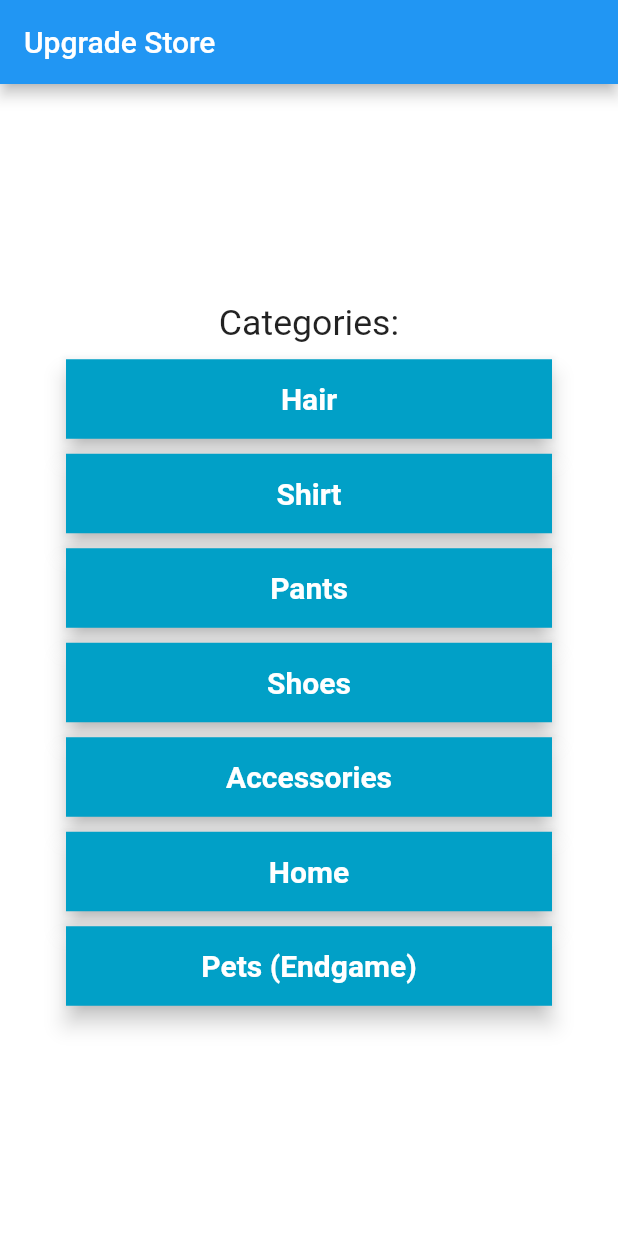
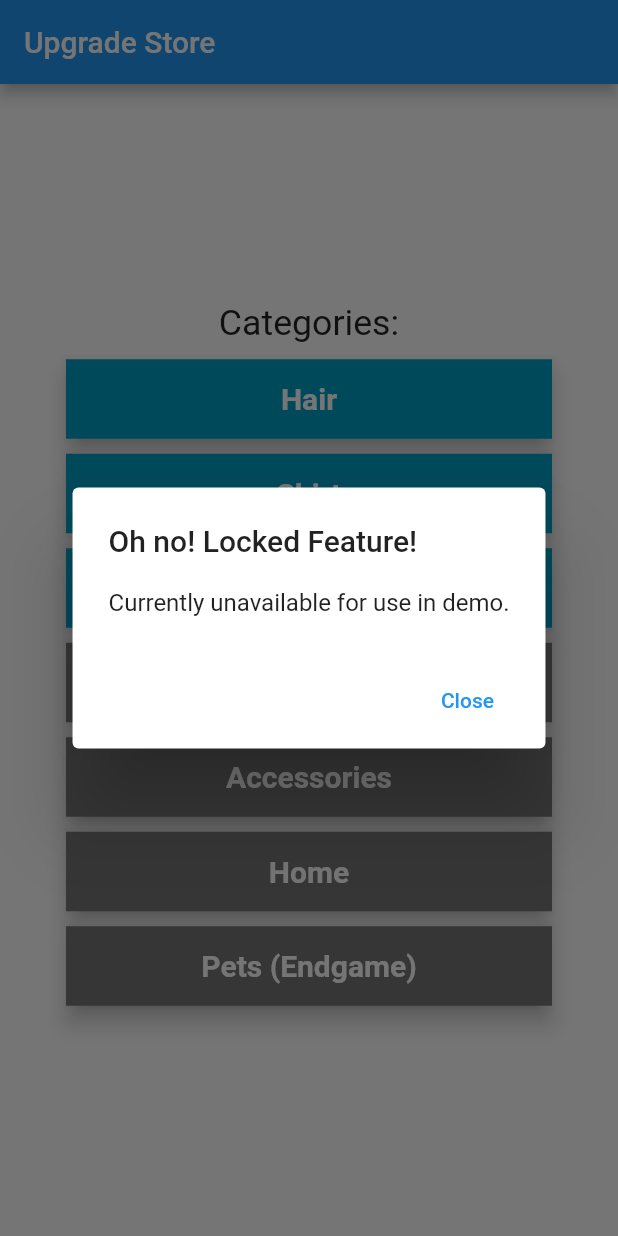
Before and after one commit to warrenchu/UofT_Hacks_2021, a Flutter app: the storeFront screen opened directly, after a tap on "Shoes", on a phone screen of 412 x 824 dp. Run offline on Flutter 3.47's test engine with Material 2 defaults, Android fonts, the phone set to English and light mode, and no system bars; our stand-ins replace shared_preferences; missing offline and left inert: flame; accounts and stored records are empty; Roboto replaces fonts that are missing (Montserrat).

Commit message:
Added many more assets and one route from store_front to store_catalogue

```diff
--- a/lib/store_front.dart
+++ b/lib/store_front.dart
@@ -1,6 +1,8 @@
 import 'package:flutter/services.dart';
 import 'package:flutter/widgets.dart';
 import 'package:flutter/material.dart';
+
+import 'store_catalogue.dart';
 
 class StoreFront extends StatelessWidget {
   @override
@@ -16,7 +18,10 @@ class StoreFront extends StatelessWidget {
 
 TextStyle style = TextStyle(fontFamily: 'Montserrat', fontSize: 20);
 
-buildMenuButton(context, prompt){
+// Routes to Catalogues
+final goToHair = StoreCatalogueHair();
+
+buildMenuButton(context, prompt, onClick){
   final tempButton = Material(
           elevation: 6.0,
           color: Color(0xff01A0C7),
@@ -24,8 +29,10 @@ buildMenuButton(context, prompt){
             minWidth: MediaQuery.of(context).size.width,
             padding: EdgeInsets.fromLTRB(20.0, 15.0, 20.0, 15.0),
             onPressed: () {
-              // the actual main method is called rungame in maingame.dart
-              // transition over to the game
+              Navigator.push(
+                context,
+                MaterialPageRoute(builder: (context) => onClick),
+              );
             },
             child: Text(prompt,
                 textAlign: TextAlign.center,
@@ -40,7 +47,7 @@ buildMenuButton(context, prompt){
 buildMenuButtonLocked(context, prompt){
   final tempButton = Material(
           elevation: 6.0,
-          color: Color(0xff01A0C7),
+          color: Color(0xFF757575),
           child: MaterialButton(
             minWidth: MediaQuery.of(context).size.width,
             padding: EdgeInsets.fromLTRB(20.0, 15.0, 20.0, 15.0),
@@ -100,15 +107,15 @@ class _storeFrontState extends State<storeFront> {
       shrinkWrap: true,
       padding: const EdgeInsets.all(8),
       children: <Widget>[
-        buildMenuButton(context, "Hair"),
+        buildMenuButton(context, "Hair", goToHair),
         SizedBox(height: 10.0),
-        buildMenuButton(context, "Shirt"),
+        buildMenuButton(context, "Shirt", null),
         SizedBox(height: 10.0),
-        buildMenuButton(context, "Pants"),
+        buildMenuButton(context, "Pants", null),
         SizedBox(height: 10.0),
-        buildMenuButton(context, "Shoes"),
+        buildMenuButtonLocked(context, "Shoes"),
         SizedBox(height: 10.0),
-        buildMenuButton(context, "Accessories"),
+        buildMenuButtonLocked(context, "Accessories"),
         SizedBox(height: 10.0),
         buildMenuButtonLocked(context, "Home"),
         SizedBox(height: 10.0),
```
Also changed, not shown: lib/store_catalogue.dart (added, +67 -0 lines), graphics-components/blue-hair.jpg (added), graphics-components/blue-shirt.jpg (added), graphics-components/emerald-hair.jpg (added), graphics-components/green-pants.jpg (added), graphics-components/green-shirt.jpg (added), graphics-components/orange-pants.jpg (added), graphics-components/red-pants.jpg (added), graphics-components/red-shirt.jpg (added), graphics-components/teal-pants.jpg (added), graphics-components/white-shirt.jpg.
